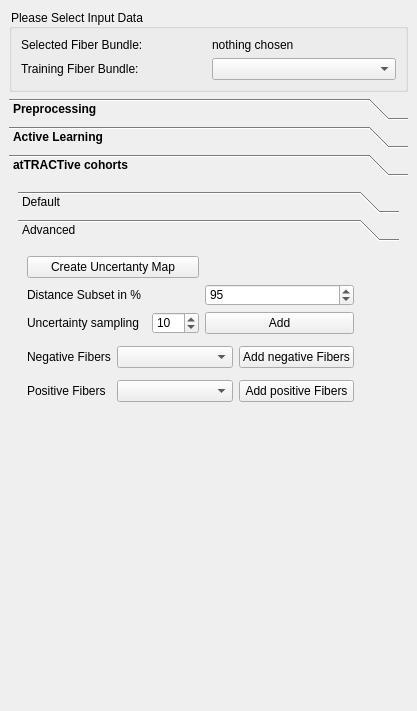
Above: Plugins/org.mitk.gui.qt.diffusionimaging.attractive/src/internal/QmitkInteractiveFiberDissectionViewControls.ui from MIC-DKFZ/MITK-Diffusion before the change. Below: the same form after it.
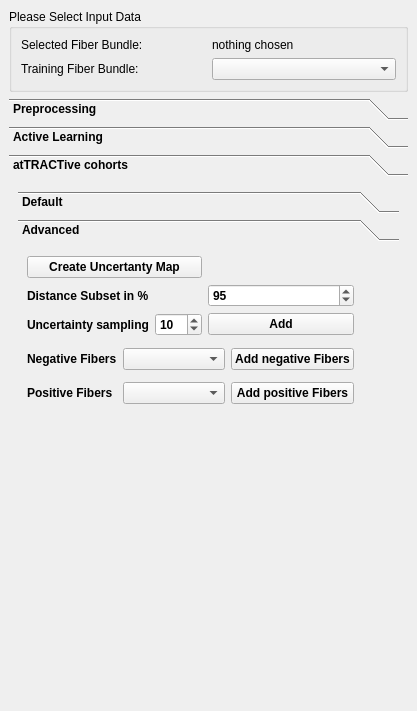
That is the form after the change. Icons and pictures are not drawn. Custom widgets are drawn as their Qt base class.

Commit message: Use theme-conform buttons and styles in views

Patch:
```diff
--- a/Plugins/org.mitk.gui.qt.diffusionimaging.attractive/src/internal/QmitkInteractiveFiberDissectionViewControls.ui
+++ b/Plugins/org.mitk.gui.qt.diffusionimaging.attractive/src/internal/QmitkInteractiveFiberDissectionViewControls.ui
@@ -13,15 +13,6 @@
   <property name="windowTitle">
    <string>Form</string>
   </property>
-  <property name="styleSheet">
-   <string>QCommandLinkButton:disabled {
-  border: none;
-}
-
-QGroupBox {
-  background-color: transparent;
-}</string>
-  </property>
   <layout class="QGridLayout" name="gridLayout_3">
    <property name="leftMargin">
     <number>9</number>
```
Left out of the diff: 2 changed lines with no effect on the pictures. The commit also changes 36 other files.
